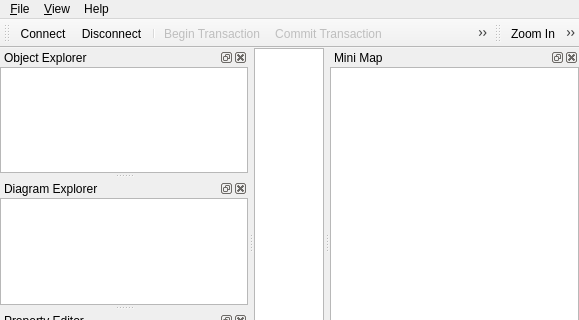
Old version of the form branches/ultimate-repo/mainwindow/mainwindow.ui in the repository qreal/qreal; both pictures show x 0 to 579 and y 0 to 320 of the 579 by 458 pixel window.
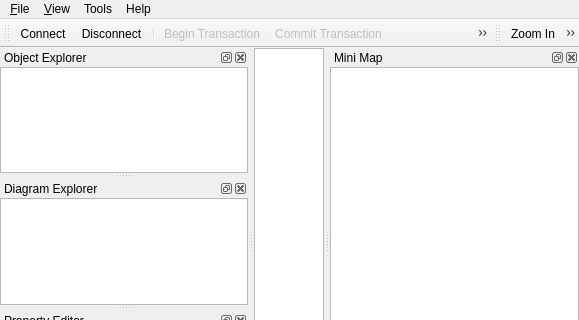
New version of the form. Icons and pictures are not drawn. Custom widgets are drawn as their Qt base class.

```diff
--- a/branches/ultimate-repo/mainwindow/mainwindow.ui
+++ b/branches/ultimate-repo/mainwindow/mainwindow.ui
@@ -40,17 +40,17 @@
     </item>
    </layout>
   </widget>
-  <widget class="QMenuBar" name="menubar" >
-   <property name="geometry" >
+  <widget class="QMenuBar" name="menubar">
+   <property name="geometry">
     <rect>
      <x>0</x>
      <y>0</y>
      <width>579</width>
-     <height>25</height>
+     <height>21</height>
     </rect>
    </property>
-   <widget class="QMenu" name="menu_File" >
-    <property name="title" >
+   <widget class="QMenu" name="menu_File">
+    <property name="title">
      <string>&amp;File</string>
     </property>
     <addaction name="actionConnect" />
@@ -65,8 +65,8 @@
     <addaction name="separator" />
     <addaction name="actionQuit" />
    </widget>
-   <widget class="QMenu" name="menu_View" >
-    <property name="title" >
+   <widget class="QMenu" name="menu_View">
+    <property name="title">
      <string>&amp;View</string>
     </property>
     <addaction name="actionZoom_In" />
@@ -75,8 +75,8 @@
     <addaction name="actionAntialiasing" />
     <addaction name="actionOpenGL_Renderer" />
    </widget>
-   <widget class="QMenu" name="menuHelp" >
-    <property name="title" >
+   <widget class="QMenu" name="menuHelp">
+    <property name="title">
      <string>Help</string>
     </property>
     <addaction name="actionHelp" />
@@ -84,9 +84,16 @@
     <addaction name="actionAbout" />
     <addaction name="actionAboutQt" />
    </widget>
-   <addaction name="menu_File" />
-   <addaction name="menu_View" />
-   <addaction name="menuHelp" />
+   <widget class="QMenu" name="menuTools">
+    <property name="title">
+     <string>Tools</string>
+    </property>
+    <addaction name="actionOptions"/>
+   </widget>
+   <addaction name="menu_File"/>
+   <addaction name="menu_View"/>
+   <addaction name="menuTools"/>
+   <addaction name="menuHelp"/>
   </widget>
   <widget class="QStatusBar" name="statusbar" />
   <widget class="QDockWidget" name="objectDock" >
@@ -447,7 +454,7 @@
    </property>
   </action>
  </widget>
- <layoutdefault spacing="0" margin="0" />
+ <layoutdefault spacing="0" margin="0"/>
  <customwidgets>
   <customwidget>
    <class>PaletteToolbox</class>
```
Left out of the diff: 403 changed lines with no effect on the pictures.
